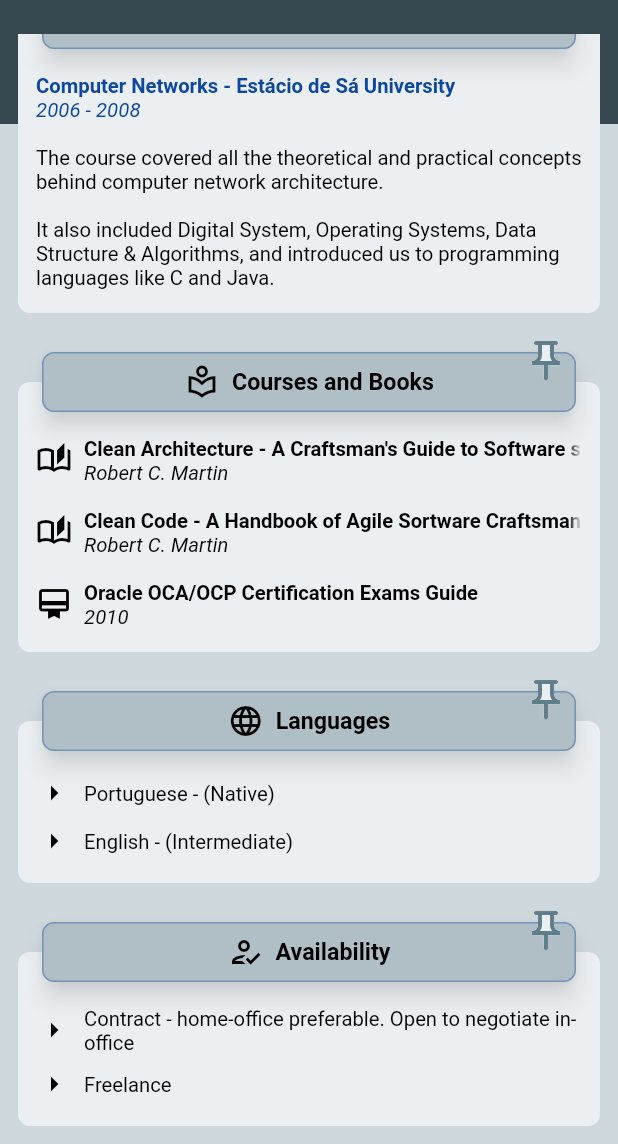
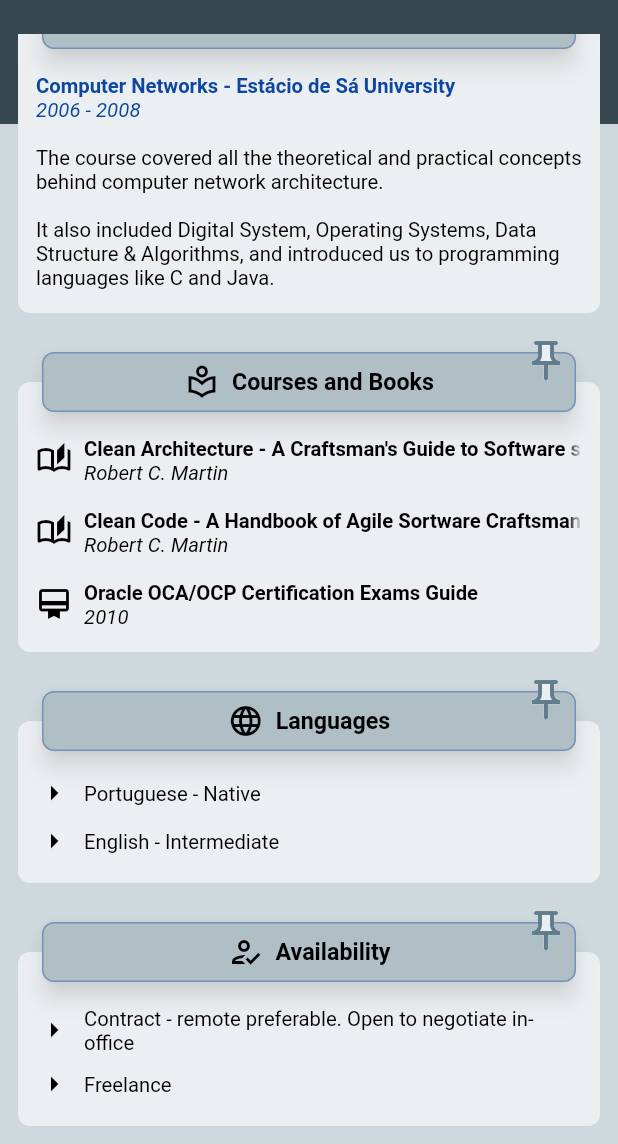
Before and after one commit to jmsil/flutter_my_cv, a Flutter app: the screen it shows after launch, scrolled down 716 dp, on a phone screen of 412 x 824 dp, the part 92-1236 px from its top. Run offline on Flutter 3.47's test engine with Material 2 defaults, Android fonts, the phone set to English and light mode, and no system bars.

Commit message:
Updates strings.

```diff
--- a/lib/ui/strings.dart
+++ b/lib/ui/strings.dart
@@ -269,13 +269,13 @@ class AppStrings {
   );
 
   static String get languagePtText => _select(
-    'Português - (Nativo)',
-    'Portuguese - (Native)'
+    'Português - Nativo',
+    'Portuguese - Native'
   );
 
   static String get languageEnText => _select(
-    'Inglês - (Intermediário)',
-    'English - (Intermediate)'
+    'Inglês - Intermediário',
+    'English - Intermediate'
   );
 
   static String get availabilityTitle => _select(
@@ -284,8 +284,8 @@ class AppStrings {
   );
 
   static String get availabilityContractText => _select(
-    'Contrato - preferência por home-office. Aberto a negociar in-office',
-    'Contract - home-office preferable. Open to negotiate in-office'
+    'Contrato - preferência por remoto. Aberto a negociar presencial',
+    'Contract - remote preferable. Open to negotiate in-office'
   );
 
   static String get availabilityFreelanceText => _select(
```
